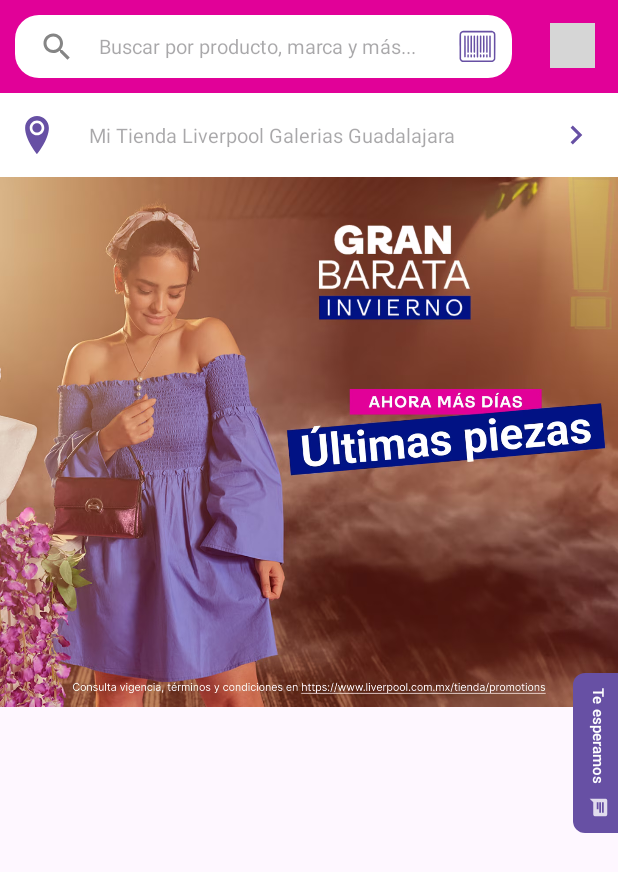
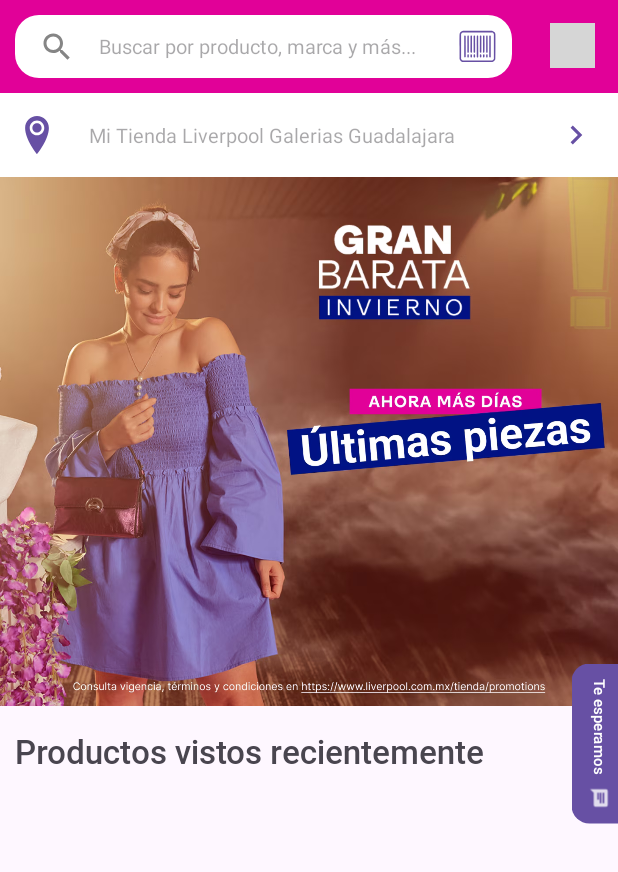
Before and after one commit to Erumeru/Liverpool, an Android app: the screen it shows after launch (MainActivity), on a phone screen of 412 x 824 dp. Shown: the top 872 px of the screen. Run offline under Robolectric (Android 15) with nearby library versions, the phone set to English and light mode, and no system bars; grey boxes are pictures that could not be loaded.

Commit message:
Se agrega la fuente roboto que usa liverpool y se coloca el Productos vistos recientemente

```diff
--- a/app/src/main/res/drawable/rectangle.xml
+++ b/app/src/main/res/drawable/rectangle.xml
@@ -1,5 +1,5 @@
 <?xml version="1.0" encoding="utf-8"?>
 <shape xmlns:android="http://schemas.android.com/apk/res/android" android:shape="rectangle">
     <solid android:color="@color/rosa"/>
-    <corners android:radius="12px"/>
+    <corners android:radius="12dp"/>
 </shape>
--- /dev/null
+++ b/app/src/main/res/font/roboto.xml
@@ -0,0 +1,8 @@
+<?xml version="1.0" encoding="utf-8"?>
+<font-family xmlns:android="http://schemas.android.com/apk/res/android">
+    <font
+        android:fontStyle="normal"
+        android:fontWeight="400"
+        android:font="@font/robotomedium" />
+
+</font-family>
--- a/app/src/main/res/layout-v28/activity_main.xml
+++ b/app/src/main/res/layout-v28/activity_main.xml
@@ -1,6 +1,5 @@
 <?xml version="1.0" encoding="utf-8"?>
-<androidx.constraintlayout.widget.ConstraintLayout
-    xmlns:android="http://schemas.android.com/apk/res/android"
+<androidx.constraintlayout.widget.ConstraintLayout xmlns:android="http://schemas.android.com/apk/res/android"
     xmlns:app="http://schemas.android.com/apk/res-auto"
     xmlns:tools="http://schemas.android.com/tools"
     android:layout_width="match_parent"
@@ -14,102 +13,118 @@
         android:background="@color/rosa"
         android:orientation="horizontal"
         app:layout_constraintTop_toTopOf="parent">
+
         <androidx.appcompat.widget.Toolbar
             android:id="@+id/SearchBar"
             android:layout_width="0dp"
             android:layout_height="42dp"
+            android:layout_margin="10dp"
             android:layout_weight="1"
-            android:layout_margin="10dp"
             android:background="@color/white"
             app:navigationIcon="@drawable/search_bar">
+
             <RelativeLayout
                 android:layout_width="match_parent"
                 android:layout_height="match_parent"
                 android:gravity="center_vertical">
+
                 <EditText
                     android:layout_width="wrap_content"
                     android:layout_height="match_parent"
+                    android:background="@null"
                     android:hint="Buscar por producto, marca y más..."
                     android:lines="1"
                     android:maxLines="1"
-                    android:textSize="13sp"
                     android:textColor="@color/gris"
-                    android:background="@null" />
+                    android:textSize="13sp" />
+
                 <Button
                     android:id="@+id/buttonBarCode"
                     android:layout_width="26dp"
-                    android:layout_centerVertical="true"
                     android:layout_height="26dp"
                     android:layout_alignParentEnd="true"
+                    android:layout_centerVertical="true"
                     android:layout_marginEnd="10dp"
                     android:background="@drawable/barcode" />
             </RelativeLayout>
         </androidx.appcompat.widget.Toolbar>
+
         <Button
             android:id="@+id/buttonBag"
             android:layout_width="30dp"
             android:layout_height="30dp"
             android:layout_margin="15dp"
-            android:background="@drawable/bag"/>
+            android:background="@drawable/bag" />
     </LinearLayout>
+
     <LinearLayout
         android:layout_width="match_parent"
+        android:layout_height="wrap_content"
         android:orientation="vertical"
-        android:layout_height="wrap_content"
-        app:layout_constraintTop_toBottomOf="@id/MenuPrincipal"
-        >
+        app:layout_constraintTop_toBottomOf="@id/MenuPrincipal">
+
         <LinearLayout
             android:id="@+id/WhiteLinearLayout"
             android:layout_width="match_parent"
             android:layout_height="wrap_content"
             android:background="@android:color/white"
-        android:orientation="horizontal"
             android:gravity="center"
-        >
+            android:orientation="horizontal">
+
             <Button
                 android:layout_width="25dp"
                 android:layout_height="25dp"
                 android:layout_margin="12dp"
                 android:background="@drawable/location"
-            android:padding="10dp"/>
+                android:padding="10dp" />
+
             <EditText
                 android:id="@+id/editText"
                 android:layout_width="0dp"
                 android:layout_height="wrap_content"
                 android:layout_weight="1"
-            android:textSize="13sp"
+                android:background="@android:color/transparent"
                 android:hint="Mi Tienda Liverpool Galerias Guadalajara"
-            android:background="@android:color/transparent"
                 android:padding="10dp"
-            android:textColor="@android:color/black"/>
+                android:textColor="@android:color/black"
+                android:textSize="13sp" />
+
             <Button
                 android:layout_width="25dp"
                 android:layout_height="25dp"
                 android:layout_margin="15dp"
                 android:background="@drawable/keyboard_arrow_right"
-            android:padding="8dp"/>
+                android:padding="8dp" />
         </LinearLayout>
+
+        <LinearLayout
+            android:layout_width="match_parent"
+            android:layout_height="wrap_content"
+            android:orientation="vertical">
+
             <FrameLayout
                 android:layout_width="match_parent"
+                android:layout_height="match_parent">
+
+                <androidx.constraintlayout.widget.ConstraintLayout
+                    android:layout_width="wrap_content"
                     android:layout_height="match_parent"
                     >
 
                     <ImageView
-            android:scaleType="fitStart"
-            android:id="@+id/large_imageview"
+                        android:id="@+id/imgGrande"
                         android:layout_width="match_parent"
-            android:layout_height="match_parent"
+                        android:layout_height="wrap_content"
+                        android:adjustViewBounds="true"
                         android:src="@drawable/descuento"
-            />
-
-            <androidx.constraintlayout.widget.ConstraintLayout
-                android:layout_width="match_parent"
-                android:layout_height="match_parent">
+                        app:layout_constraintBottom_toTopOf="@id/btnEsperar"
+                        app:layout_constraintStart_toStartOf="parent"
+                        app:layout_constraintTop_toTopOf="parent" />
 
                     <Button
                         android:id="@+id/btnEsperar"
-                    android:layout_width="0dp"
-                    android:layout_height="wrap_content"
+                        android:layout_width="wrap_content"
+                        android:layout_height="50dp"
                         android:layout_marginEnd="-47dp"
                         android:background="@drawable/rectangle"
                         android:drawableEnd="@drawable/chat"
@@ -123,11 +138,26 @@
                         app:layout_constraintBottom_toBottomOf="parent"
                         app:layout_constraintEnd_toEndOf="parent"
                         app:layout_constraintTop_toTopOf="parent" />
+
+                    <TextView
+                        android:layout_width="wrap_content"
+                        android:layout_height="wrap_content"
+                        android:fontFamily="@font/roboto"
+                        android:paddingLeft="10dp"
+                        android:paddingTop="15dp"
+                        android:text="Productos vistos recientemente"
+                        android:textSize="22dp"
+                        app:layout_constraintStart_toStartOf="@id/imgGrande"
+                        app:layout_constraintTop_toBottomOf="@id/imgGrande"
+
+                        />
                 </androidx.constraintlayout.widget.ConstraintLayout>
 
+            </FrameLayout>
+
+        </LinearLayout>
 
 
-    </FrameLayout>
     </LinearLayout>
 
 </androidx.constraintlayout.widget.ConstraintLayout>
```
Also changed, not shown: app/src/main/res/font/robotomedium.ttf (added). Lines whose indentation alone changed are shown as unchanged.
